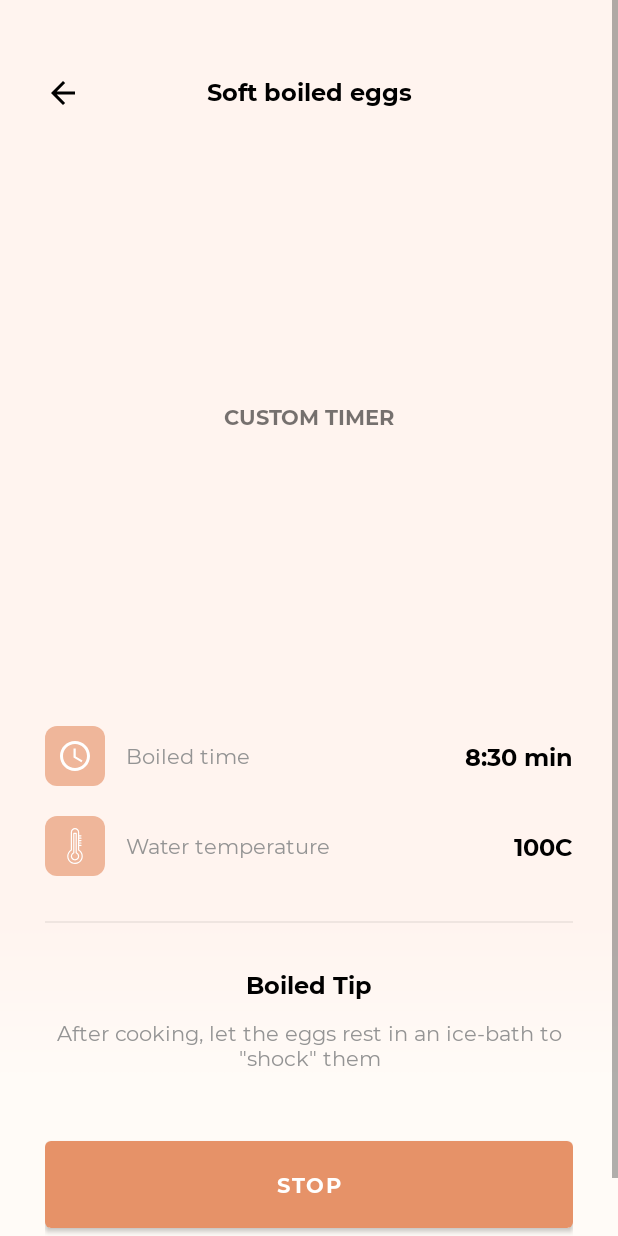
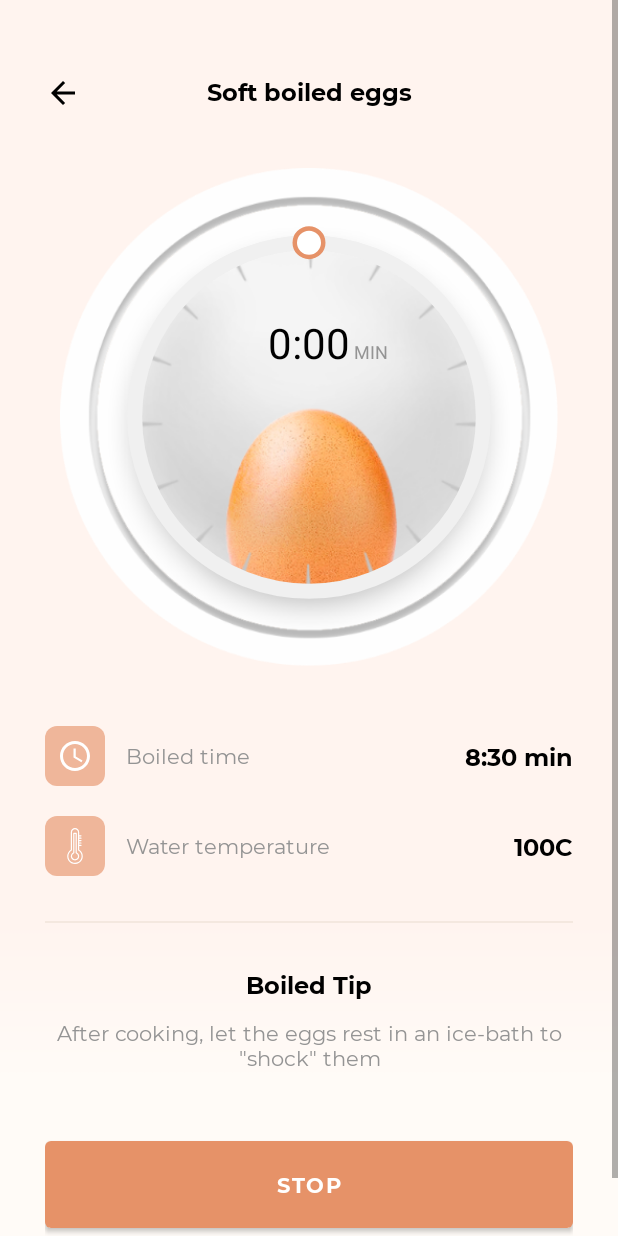
Before and after one commit to BelyakovLeonid/EggApp, an Android app: the layout f_egg_cook.xml on its own in the app's theme, with its tools: preview values and no code run, on a phone screen of 412 x 824 dp. Run offline under Robolectric (Android 15) with nearby library versions, the phone set to English and light mode, and no system bars.

Commit message:
implement custom timer view

```diff
--- a/app/src/main/java/com/example/eggyapp/MainActivity.kt
+++ b/app/src/main/java/com/example/eggyapp/MainActivity.kt
@@ -7,7 +7,7 @@ import androidx.appcompat.app.AppCompatActivity
 class MainActivity : AppCompatActivity() {
     override fun onCreate(savedInstanceState: Bundle?) {
         super.onCreate(savedInstanceState)
-        setContentView(R.layout.f_egg_setup)
+        setContentView(R.layout.f_egg_cook)
     }
 
     override fun onStart() {
--- /dev/null
+++ b/app/src/main/java/com/example/eggyapp/ui/TimerView.kt
@@ -0,0 +1,138 @@
+package com.example.eggyapp.ui
+
+import android.content.Context
+import android.graphics.*
+import android.util.AttributeSet
+import android.view.View
+import androidx.core.content.ContextCompat
+import com.example.eggyapp.R
+import com.example.eggyapp.utils.dpToPx
+import com.example.eggyapp.utils.getBitmap
+import kotlin.math.cos
+import kotlin.math.min
+import kotlin.math.sin
+
+private const val RADIUS_RATIO = 0.7f
+private const val GRADIENT_END_OFFSET = 0.1f
+
+class TimerView @JvmOverloads constructor(
+    context: Context,
+    attrs: AttributeSet? = null,
+    defStyleAttr: Int = 0
+) : View(context, attrs, defStyleAttr) {
+
+    private val arcRectangle = RectF()
+    private var background = resources.getBitmap(R.drawable.timer_background)
+    private val paint = Paint(Paint.ANTI_ALIAS_FLAG)
+    private val textPaint = Paint(Paint.ANTI_ALIAS_FLAG).apply {
+        paint.style = Paint.Style.FILL
+        paint.typeface = resources.getFont(R.font.monsterrat_bold)
+    }
+
+    private var bigRadius: Float = 0f
+    private var smallRadius: Float = 0f
+    private var gradient: SweepGradient? = null
+
+    private var currentDegree = 0f
+    private var currentText = "0:00"
+    private var alwaysText = " MIN"
+
+    private val gradientStartColor = ContextCompat.getColor(context, R.color.colorGraySuperLight)
+    private val gradientEndColor = ContextCompat.getColor(context, R.color.colorPrimaryLight)
+    private val emptyTimerColor = ContextCompat.getColor(context, R.color.colorAlmostWhite)
+    private val timerTitleColor = ContextCompat.getColor(context, R.color.colorBlack)
+    private val timerSubTitleColor = ContextCompat.getColor(context, R.color.colorGrayLight)
+
+    override fun onSizeChanged(w: Int, h: Int, oldw: Int, oldh: Int) {
+        super.onSizeChanged(w, h, oldw, oldh)
+        bigRadius = min(w, h) / 2f
+        smallRadius = RADIUS_RATIO * bigRadius
+        background = Bitmap.createScaledBitmap(
+            background, (bigRadius * 2).toInt(), (bigRadius * 2).toInt(), true
+        )
+        arcRectangle.left = bigRadius - smallRadius
+        arcRectangle.top = bigRadius - smallRadius
+        arcRectangle.right = bigRadius + smallRadius
+        arcRectangle.bottom = bigRadius + smallRadius
+
+        val gradientEndPosition = (currentDegree / 360f) - GRADIENT_END_OFFSET
+        gradient = SweepGradient(
+            bigRadius,
+            bigRadius,
+            intArrayOf(gradientStartColor, gradientEndColor),
+            floatArrayOf(0f, gradientEndPosition)
+        )
+    }
+
+    override fun onDraw(canvas: Canvas?) {
+        canvas?.drawBitmap(background, 0f, 0f, paint)
+        drawEmptyTimerArc(canvas)
+        drawText(canvas)
+        drawProgressTimerArc(canvas)
+        drawProgressCircle(canvas)
+    }
+
+    private fun drawEmptyTimerArc(canvas: Canvas?) {
+        paint.shader = null
+        paint.color = emptyTimerColor
+        paint.strokeWidth = dpToPx(10) //todo make width adaptive to size
+        paint.style = Paint.Style.STROKE
+        canvas?.drawArc(arcRectangle, 0f, 360f, false, paint)
+    }
+
+    private fun drawText(canvas: Canvas?) {
+        textPaint.color = timerTitleColor
+        textPaint.textSize = dpToPx(28) //todo need sp? //todo adapt to size
+        textPaint.textAlign = Paint.Align.CENTER
+        val length = textPaint.measureText(currentText)
+        canvas?.drawText(
+            currentText,
+            bigRadius,
+            bigRadius - (smallRadius / 3),
+            textPaint
+        )
+
+        textPaint.color = timerSubTitleColor
+        textPaint.textSize = dpToPx(12) //todo need sp? //todo adapt to size
+        textPaint.textAlign = Paint.Align.LEFT
+        canvas?.drawText(
+            alwaysText,
+            bigRadius + length / 2,
+            bigRadius - (smallRadius / 3),
+            textPaint
+        )
+    }
+
+    private fun drawProgressTimerArc(canvas: Canvas?) {
+        paint.shader = gradient
+        paint.style = Paint.Style.STROKE
+        canvas?.rotate(-90f, bigRadius, bigRadius)
+        canvas?.drawArc(arcRectangle, 0f, currentDegree, false, paint)
+    }
+
+    private fun drawProgressCircle(canvas: Canvas?) {
+        paint.shader = null
+        paint.color = ContextCompat.getColor(context, R.color.colorPrimary)
+        paint.style = Paint.Style.FILL_AND_STROKE
+        canvas?.drawCircle(
+            (bigRadius + cos((currentDegree / 180f) * Math.PI) * smallRadius).toFloat(),
+            (bigRadius + sin((currentDegree / 180f) * Math.PI) * smallRadius).toFloat(),
+            dpToPx(6),
+            paint
+        )
+
+        paint.color = Color.WHITE
+        canvas?.drawCircle(
+            (bigRadius + cos((currentDegree / 180f) * Math.PI) * smallRadius).toFloat(),
+            (bigRadius + sin((currentDegree / 180f) * Math.PI) * smallRadius).toFloat(),
+            dpToPx(3),
+            paint
+        )
+    }
+
+    fun setCurrentProgress(progress: Float, timeString: String) {
+        currentDegree = progress * 360f
+        currentText = timeString
+        invalidate()
+    }
+}
--- /dev/null
+++ b/app/src/main/java/com/example/eggyapp/utils/ResourcesUtils.kt
@@ -0,0 +1,7 @@
+package com.example.eggyapp.utils
+
+import android.content.res.Resources
+import android.graphics.Bitmap
+import android.graphics.BitmapFactory
+
+fun Resources.getBitmap(bitmapId: Int): Bitmap = BitmapFactory.decodeResource(this, bitmapId)
--- /dev/null
+++ b/app/src/main/java/com/example/eggyapp/utils/ViewUtils.kt
@@ -0,0 +1,5 @@
+package com.example.eggyapp.utils
+
+import android.view.View
+
+fun View.dpToPx(dp: Int) = resources.displayMetrics.density * dp
--- a/app/src/main/res/drawable/icon_background.xml
+++ b/app/src/main/res/drawable/icon_background.xml
@@ -2,5 +2,5 @@
 <shape android:shape="rectangle"
     xmlns:android="http://schemas.android.com/apk/res/android">
     <corners android:radius="@dimen/cornerRadius" />
-    <solid android:color="@color/colorIconBackground" />
+    <solid android:color="@color/colorPrimaryWithAlpha" />
 </shape>
--- a/app/src/main/res/layout/f_egg_cook.xml
+++ b/app/src/main/res/layout/f_egg_cook.xml
@@ -33,15 +33,12 @@
             app:layout_constraintStart_toStartOf="parent"
             app:layout_constraintTop_toTopOf="parent" />
 
-        <TextView
+        <com.example.eggyapp.ui.TimerView
             android:id="@+id/view_timer"
             android:layout_width="match_parent"
             android:layout_height="0dp"
             android:layout_marginHorizontal="10dp"
             android:layout_marginTop="40dp"
-            android:gravity="center"
-            android:text="CUSTOM TIMER"
-            android:textStyle="bold"
             app:layout_constraintDimensionRatio="1:1"
             app:layout_constraintTop_toBottomOf="@id/text_cook_title" />
 
--- a/app/src/main/res/values/colors.xml
+++ b/app/src/main/res/values/colors.xml
@@ -8,8 +8,11 @@
     <color name="colorMilk">#FAFAFA</color>
     <color name="colorBlack">#000000</color>
     <color name="colorGrayLight">#949494</color>
-    <color name="colorGraySuperLight">#10000000</color>
+    <color name="colorGrayWithAlpha">#10000000</color>
     <color name="colorTransparent">#00000000</color>
     <color name="colorRipple">#1EE69268</color>
-    <color name="colorIconBackground">#A0E69268</color>
+    <color name="colorPrimaryWithAlpha">#A0E69268</color>
+    <color name="colorPrimaryLight">#E8A480</color>
+    <color name="colorGraySuperLight">#F4E8DF</color>
+    <color name="colorAlmostWhite">#F0F0F0</color>
 </resources>
```
Also changed, not shown: app/src/main/res/drawable-hdpi/timer_background.png (added), app/src/main/res/drawable-ldpi/timer_background.png (added), app/src/main/res/drawable-mdpi/timer_background.png (added), app/src/main/res/drawable-xhdpi/timer_background.png (added), app/src/main/res/drawable-xxhdpi/timer_background.png (added), app/src/main/res/drawable-xxxhdpi/timer_background.png (added).
